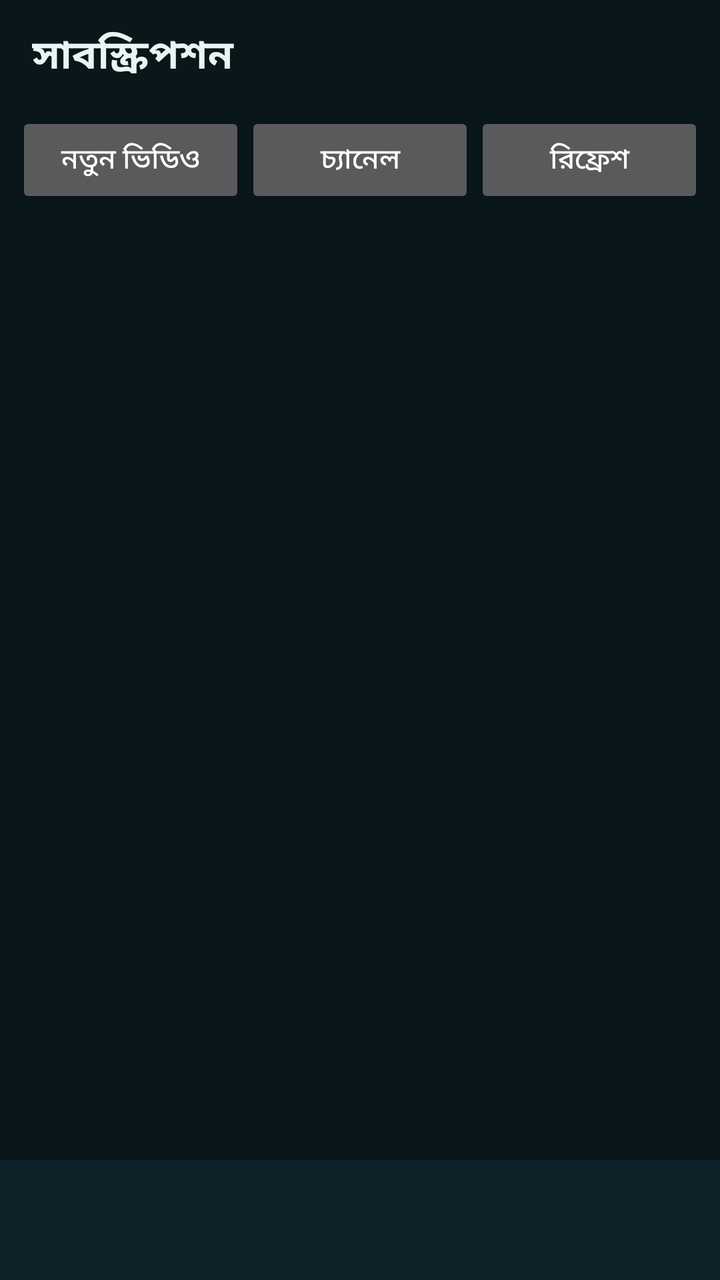
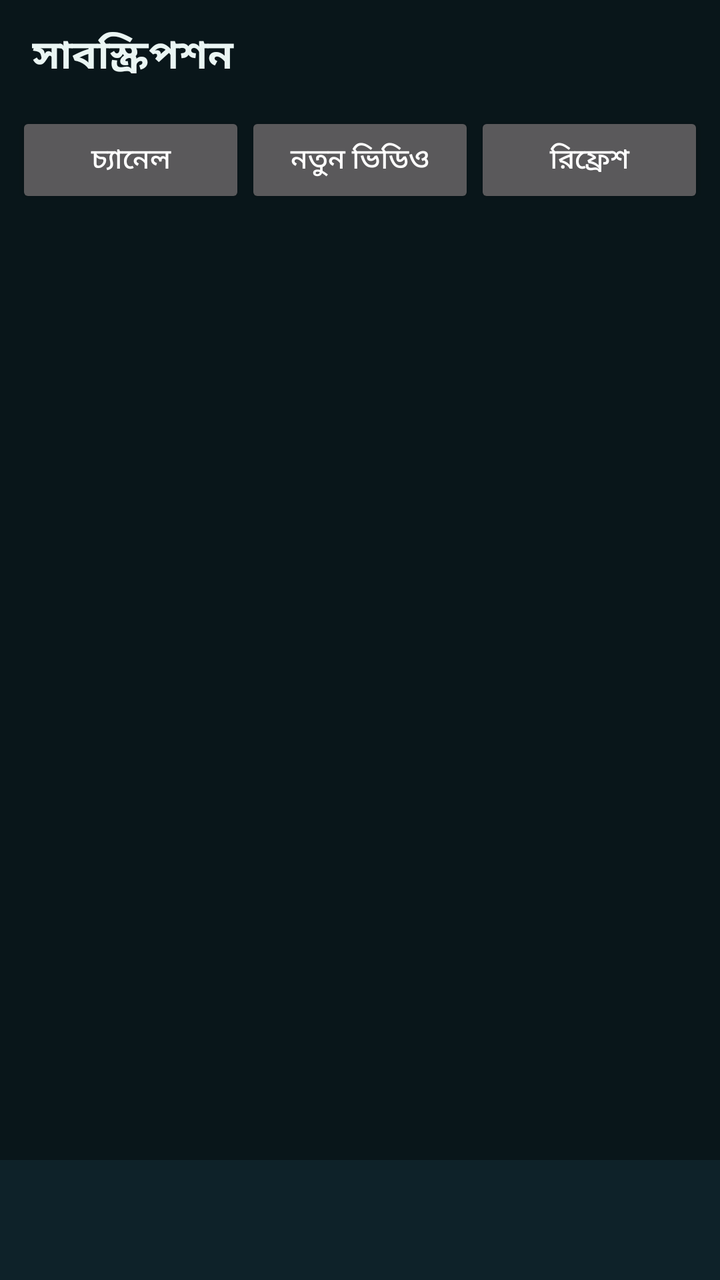

Two renders of the same Android screen: before a commit and after it. Below are the layout's source before the change and the commit's diff.
<!-- AndroidManifest.xml: activity theme Theme.AppCompat.NoActionBar -->
<!-- res/layout/activity_subs.xml -->
<?xml version="1.0" encoding="utf-8"?>
<LinearLayout xmlns:android="http://schemas.android.com/apk/res/android"
    android:layout_width="match_parent"
    android:layout_height="match_parent"
    android:orientation="vertical"
    android:background="#09161A">

    <TextView
        android:id="@+id/barTitle"
        android:layout_width="match_parent"
        android:layout_height="56dp"
        android:gravity="center_vertical"
        android:paddingStart="16dp"
        android:paddingEnd="16dp"
        android:text="সাবস্ক্রিপশন"
        android:textColor="#EAF5F3"
        android:textSize="20sp"
        android:textStyle="bold"
        android:accessibilityHeading="true" />

    <LinearLayout
        android:layout_width="match_parent"
        android:layout_height="wrap_content"
        android:orientation="horizontal"
        android:paddingStart="8dp"
        android:paddingEnd="8dp">

        <Button
            android:id="@+id/btnFeed"
            android:layout_width="0dp"
            android:layout_height="48dp"
            android:layout_weight="1"
            android:minHeight="48dp"
            android:textAllCaps="false"
            android:text="নতুন ভিডিও" />

        <Button
            android:id="@+id/btnChans"
            android:layout_width="0dp"
            android:layout_height="48dp"
            android:layout_weight="1"
            android:minHeight="48dp"
            android:textAllCaps="false"
            android:text="চ্যানেল" />

        <Button
            android:id="@+id/btnRefresh"
            android:layout_width="0dp"
            android:layout_height="48dp"
            android:layout_weight="1"
            android:minHeight="48dp"
            android:textAllCaps="false"
            android:text="রিফ্রেশ" />
    </LinearLayout>

    <TextView
        android:id="@+id/status"
        android:layout_width="match_parent"
        android:layout_height="wrap_content"
        android:padding="16dp"
        android:textColor="#A4BCC0"
        android:textSize="15sp"
        android:visibility="gone"
        android:accessibilityLiveRegion="polite" />

    <androidx.recyclerview.widget.RecyclerView
        android:id="@+id/feedList"
        android:layout_width="match_parent"
        android:layout_height="0dp"
        android:layout_weight="1"
        android:clipToPadding="false" />

    <androidx.recyclerview.widget.RecyclerView
        android:id="@+id/chanList"
        android:layout_width="match_parent"
        android:layout_height="0dp"
        android:layout_weight="1"
        android:clipToPadding="false"
        android:visibility="gone" />

    <include layout="@layout/bottom_tabs" />
</LinearLayout>
<!-- res/layout/bottom_tabs.xml (included above) -->
<?xml version="1.0" encoding="utf-8"?>
<LinearLayout xmlns:android="http://schemas.android.com/apk/res/android"
    android:layout_width="match_parent"
    android:layout_height="60dp"
    android:orientation="horizontal"
    android:background="#0E2229">

    <Button
        android:id="@+id/tabHome"
        style="?android:attr/borderlessButtonStyle"
        android:layout_width="0dp"
        android:layout_height="match_parent"
        android:layout_weight="1"
        android:minWidth="0dp"
        android:padding="0dp"
        android:textAllCaps="false"
        android:textSize="11sp" />

    <Button
        android:id="@+id/tabSubs"
        style="?android:attr/borderlessButtonStyle"
        android:layout_width="0dp"
        android:layout_height="match_parent"
        android:layout_weight="1"
        android:minWidth="0dp"
        android:padding="0dp"
        android:textAllCaps="false"
        android:textSize="11sp" />

    <Button
        android:id="@+id/tabRadio"
        style="?android:attr/borderlessButtonStyle"
        android:layout_width="0dp"
        android:layout_height="match_parent"
        android:layout_weight="1"
        android:minWidth="0dp"
        android:padding="0dp"
        android:textAllCaps="false"
        android:textSize="11sp" />

    <Button
        android:id="@+id/tabTv"
        style="?android:attr/borderlessButtonStyle"
        android:layout_width="0dp"
        android:layout_height="match_parent"
        android:layout_weight="1"
        android:minWidth="0dp"
        android:padding="0dp"
        android:textAllCaps="false"
        android:textSize="11sp" />

    <Button
        android:id="@+id/tabYou"
        style="?android:attr/borderlessButtonStyle"
        android:layout_width="0dp"
        android:layout_height="match_parent"
        android:layout_weight="1"
        android:minWidth="0dp"
        android:padding="0dp"
        android:textAllCaps="false"
        android:textSize="11sp" />
</LinearLayout>
<!-- resources referenced by this layout -->
<resources>

</resources>

<!-- the commit's change to res/layout/activity_subs.xml (unified diff, before → after) -->
@@ -26,6 +26,15 @@
         android:paddingEnd="8dp">
 
         <Button
+            android:id="@+id/btnChans"
+            android:layout_width="0dp"
+            android:layout_height="48dp"
+            android:layout_weight="1"
+            android:minHeight="48dp"
+            android:textAllCaps="false"
+            android:text="চ্যানেল" />
+
+        <Button
             android:id="@+id/btnFeed"
             android:layout_width="0dp"
             android:layout_height="48dp"
@@ -33,15 +42,6 @@
             android:minHeight="48dp"
             android:textAllCaps="false"
             android:text="নতুন ভিডিও" />
-
-        <Button
-            android:id="@+id/btnChans"
-            android:layout_width="0dp"
-            android:layout_height="48dp"
-            android:layout_weight="1"
-            android:minHeight="48dp"
-            android:textAllCaps="false"
-            android:text="চ্যানেল" />
 
         <Button
             android:id="@+id/btnRefresh"
@@ -68,15 +68,15 @@
         android:layout_width="match_parent"
         android:layout_height="0dp"
         android:layout_weight="1"
-        android:clipToPadding="false" />
+        android:clipToPadding="false"
+        android:visibility="gone" />
 
     <androidx.recyclerview.widget.RecyclerView
         android:id="@+id/chanList"
         android:layout_width="match_parent"
         android:layout_height="0dp"
         android:layout_weight="1"
-        android:clipToPadding="false"
-        android:visibility="gone" />
+        android:clipToPadding="false" />
 
     <include layout="@layout/bottom_tabs" />
 </LinearLayout>
